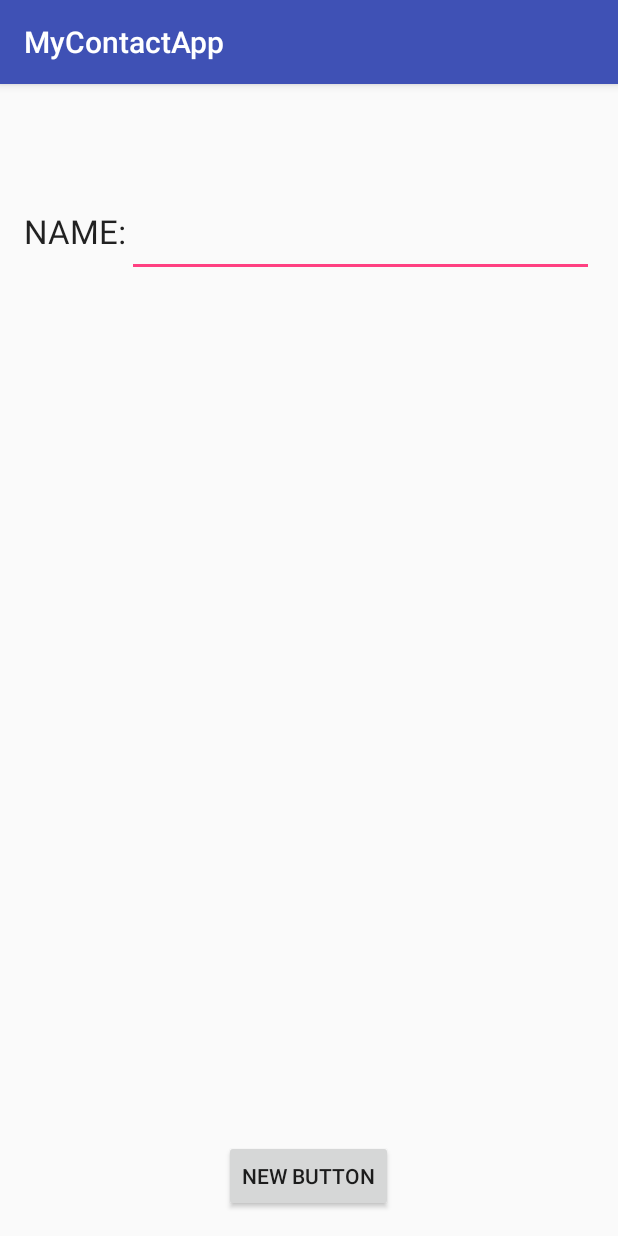
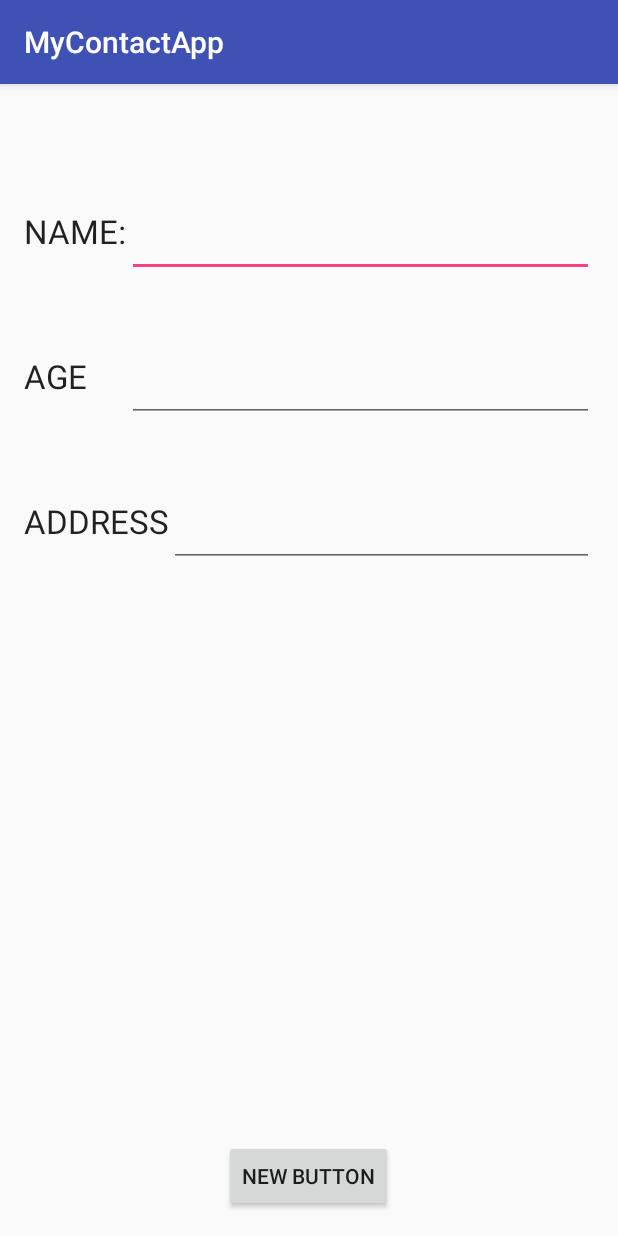
Before and after one commit to Frogman1117/MyContactApp, an Android app: the screen it shows after launch (MainActivity), on a phone screen of 412 x 824 dp. Run offline under Robolectric (Android 15) with nearby library versions, the phone set to English and light mode, and no system bars.

Commit message:
5/16/17 Greg Macchio
I was absent on Mondy thats why I did not push then. This covers Monday
and Tuesday pushes.

```diff
--- a/MyContactApp/app/src/main/java/com/example/macchiog7101/mycontactapp/MainActivity.java
+++ b/MyContactApp/app/src/main/java/com/example/macchiog7101/mycontactapp/MainActivity.java
@@ -1,7 +1,11 @@
 package com.example.macchiog7101.mycontactapp;
 
+import android.database.Cursor;
+import android.database.sqlite.SQLiteDatabase;
 import android.support.v7.app.AppCompatActivity;
 import android.os.Bundle;
+import android.util.Log;
+import android.view.View;
 import android.widget.Button;
 import android.widget.EditText;
 
@@ -9,6 +13,8 @@ public class MainActivity extends AppCompatActivity {
 
     DataBaseHelper myDb;
     EditText editName;
+    EditText editAge;
+    EditText editAddress;
     Button btnAddDate;
 
     @Override
@@ -17,5 +23,32 @@ public class MainActivity extends AppCompatActivity {
         setContentView(R.layout.activity_main);
 
         myDb = new DataBaseHelper(this);
+
+        editName = (EditText) findViewById(R.id.editText_NAME);
+        editAge = (EditText) findViewById(R.id.editText_AGE);
+        editAddress = (EditText) findViewById(R.id.editText_ADDRESS);
+    }
+
+    public void addData(View v){
+        boolean isInserted = myDb.insertData(editName.getText().toString(),editAge.getText().toString(),editAddress.getText().toString());
+
+        if (isInserted == true){
+            Log.d("MyContact", "Success inserting data");
+        }
+        else {
+            Log.d("MyContact", "Failure inserting data");
+        }
+    }
+    public void viewData(View v){
+        Cursor res = myDb.getAllData();
+        if (res.getCount() == 0){
+            showMessage("Error", "No data is found in the data base");
+            return;
+        }
+        StringBuffer buffer = new StringBuffer();
+        showMessage("Data",buffer.toString());
+    }
+    private void showMessage(String title, String message){
+
     }
 }
--- a/MyContactApp/app/src/main/res/layout/activity_main.xml
+++ b/MyContactApp/app/src/main/res/layout/activity_main.xml
@@ -35,4 +35,41 @@
         android:layout_alignParentBottom="true"
         android:layout_centerHorizontal="true" />
 
+    <TextView
+        android:layout_width="wrap_content"
+        android:layout_height="wrap_content"
+        android:textAppearance="?android:attr/textAppearanceLarge"
+        android:text="AGE"
+        android:id="@+id/textView2"
+        android:layout_below="@+id/editText_NAME"
+        android:layout_alignParentStart="true"
+        android:layout_marginTop="51dp" />
+
+    <EditText
+        android:layout_width="wrap_content"
+        android:layout_height="wrap_content"
+        android:id="@+id/editText_AGE"
+        android:layout_alignTop="@+id/textView2"
+        android:layout_alignEnd="@+id/editText_NAME"
+        android:layout_toEndOf="@+id/textView2"
+        android:layout_alignStart="@+id/editText_NAME" />
+
+    <TextView
+        android:layout_width="wrap_content"
+        android:layout_height="wrap_content"
+        android:textAppearance="?android:attr/textAppearanceLarge"
+        android:text="ADDRESS"
+        android:id="@+id/textView3"
+        android:layout_below="@+id/editText_AGE"
+        android:layout_alignParentStart="true"
+        android:layout_marginTop="51dp" />
+
+    <EditText
+        android:layout_width="wrap_content"
+        android:layout_height="wrap_content"
+        android:id="@+id/editText_ADDRESS"
+        android:layout_alignTop="@+id/textView3"
+        android:layout_alignEnd="@+id/editText_NAME"
+        android:layout_toEndOf="@+id/textView3" />
+
 </RelativeLayout>
```
Also changed, not shown: MyContactApp/app/src/main/java/com/example/macchiog7101/mycontactapp/DataBaseHelper.java (+22 -0 lines).
